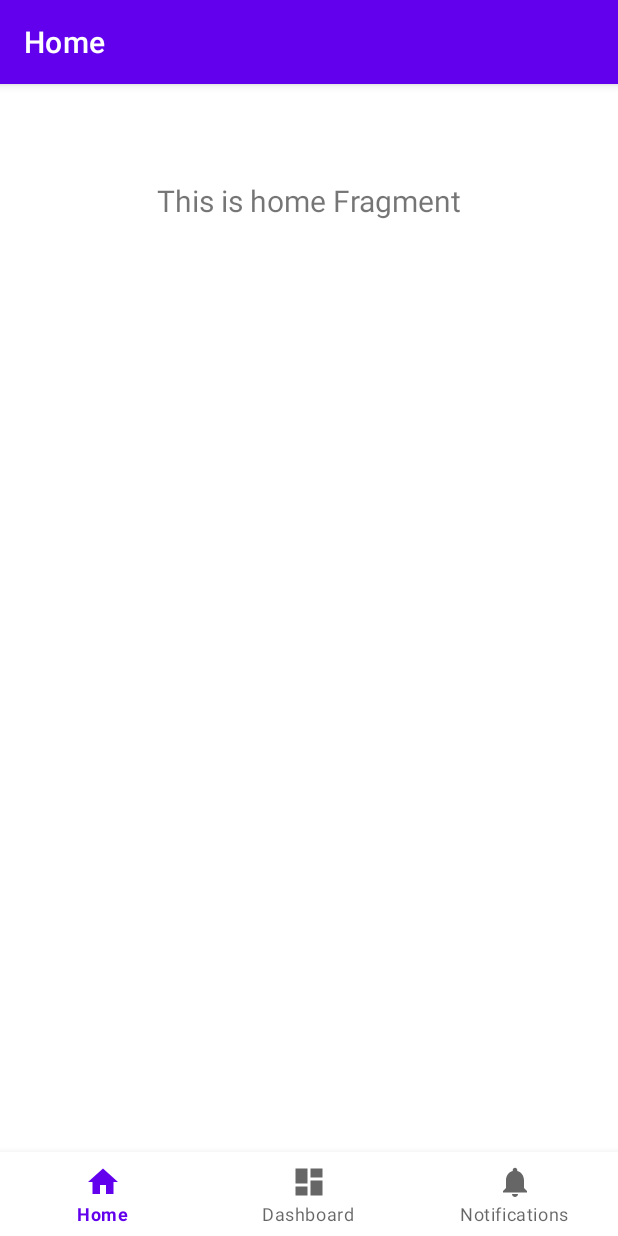
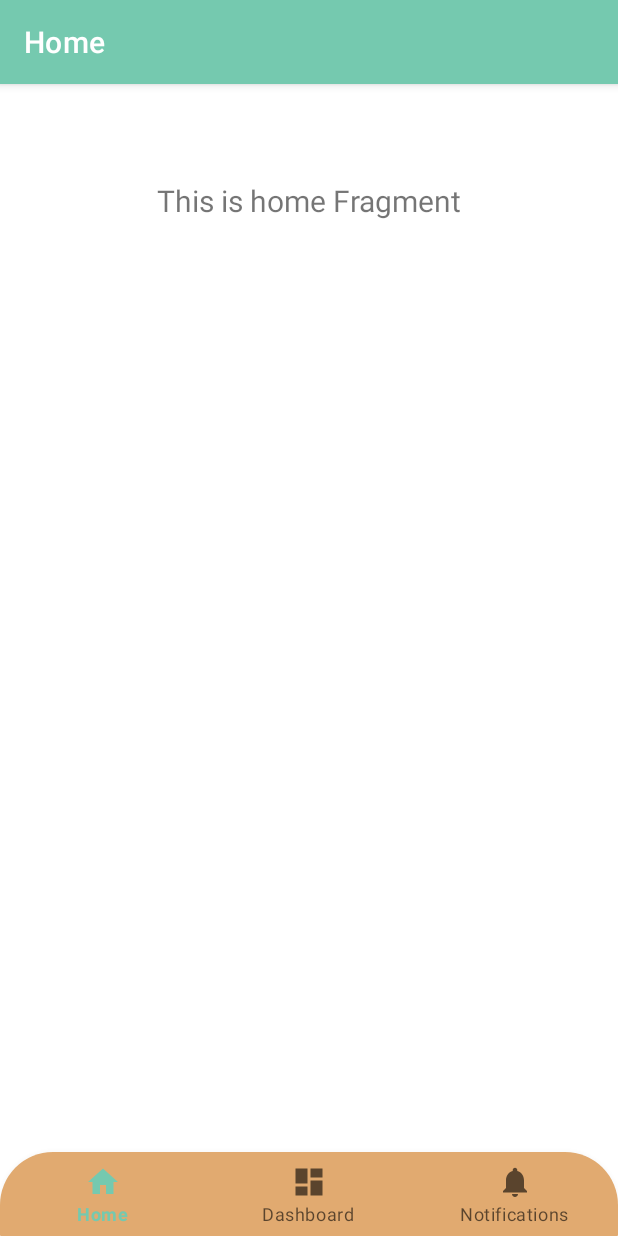
Before and after one commit to Jemscabo98/ProyectoFinalMoviles, an Android app: the screen it shows after launch (MainActivity), on a phone screen of 412 x 824 dp. Run offline under Robolectric (Android 15) with nearby library versions, the phone set to English and light mode, and no system bars; our stand-ins replace navigation-ui; Roboto replaces fonts that are not available here.

Commit message:
Se agrego la barra inferior de navegación

```diff
--- /dev/null
+++ b/app/src/main/res/drawable/bottom_nav_form.xml
@@ -0,0 +1,13 @@
+<?xml version="1.0" encoding="utf-8"?>
+<selector xmlns:android="http://schemas.android.com/apk/res/android">
+    <item>
+        <shape
+            android:shape="rectangle">
+            <solid android:color="@color/naranja"/>
+            <corners android:topLeftRadius="35dp"
+                android:topRightRadius="35dp"
+                android:bottomLeftRadius=".1dp"
+                android:bottomRightRadius=".1dp"/>
+        </shape>
+    </item>
+</selector>
--- a/app/src/main/res/layout/activity_main.xml
+++ b/app/src/main/res/layout/activity_main.xml
@@ -14,7 +14,7 @@
         android:layout_height="wrap_content"
         android:layout_marginStart="0dp"
         android:layout_marginEnd="0dp"
-        android:background="?android:attr/windowBackground"
+        android:background="@drawable/bottom_nav_form"
         app:layout_constraintBottom_toBottomOf="parent"
         app:layout_constraintLeft_toLeftOf="parent"
         app:layout_constraintRight_toRightOf="parent"
--- a/app/src/main/res/values-night/themes.xml
+++ b/app/src/main/res/values-night/themes.xml
@@ -2,12 +2,12 @@
     <!-- Base application theme. -->
     <style name="Theme.MenuFoodApp" parent="Theme.MaterialComponents.DayNight.DarkActionBar">
         <!-- Primary brand color. -->
-        <item name="colorPrimary">@color/purple_200</item>
-        <item name="colorPrimaryVariant">@color/purple_700</item>
+        <item name="colorPrimary">@color/verde</item>
+        <item name="colorPrimaryVariant">@color/verde</item>
         <item name="colorOnPrimary">@color/black</item>
         <!-- Secondary brand color. -->
-        <item name="colorSecondary">@color/teal_200</item>
-        <item name="colorSecondaryVariant">@color/teal_200</item>
+        <item name="colorSecondary">@color/verde</item>
+        <item name="colorSecondaryVariant">@color/azul</item>
         <item name="colorOnSecondary">@color/black</item>
         <!-- Status bar color. -->
         <item name="android:statusBarColor" tools:targetApi="l">?attr/colorPrimaryVariant</item>
--- a/app/src/main/res/values/themes.xml
+++ b/app/src/main/res/values/themes.xml
@@ -2,12 +2,12 @@
     <!-- Base application theme. -->
     <style name="Theme.MenuFoodApp" parent="Theme.MaterialComponents.DayNight.DarkActionBar">
         <!-- Primary brand color. -->
-        <item name="colorPrimary">@color/purple_500</item>
-        <item name="colorPrimaryVariant">@color/purple_700</item>
-        <item name="colorOnPrimary">@color/white</item>
+        <item name="colorPrimary">@color/verde</item>
+        <item name="colorPrimaryVariant">@color/verde</item>
+        <item name="colorOnPrimary">@color/black</item>
         <!-- Secondary brand color. -->
-        <item name="colorSecondary">@color/teal_200</item>
-        <item name="colorSecondaryVariant">@color/teal_700</item>
+        <item name="colorSecondary">@color/verde</item>
+        <item name="colorSecondaryVariant">@color/azul</item>
         <item name="colorOnSecondary">@color/black</item>
         <!-- Status bar color. -->
         <item name="android:statusBarColor" tools:targetApi="l">?attr/colorPrimaryVariant</item>
```
